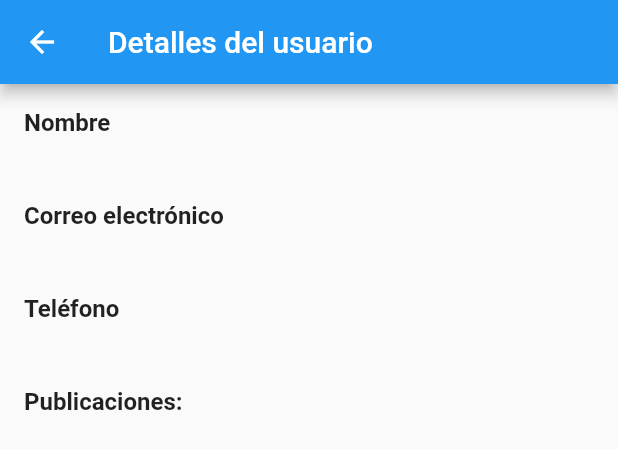
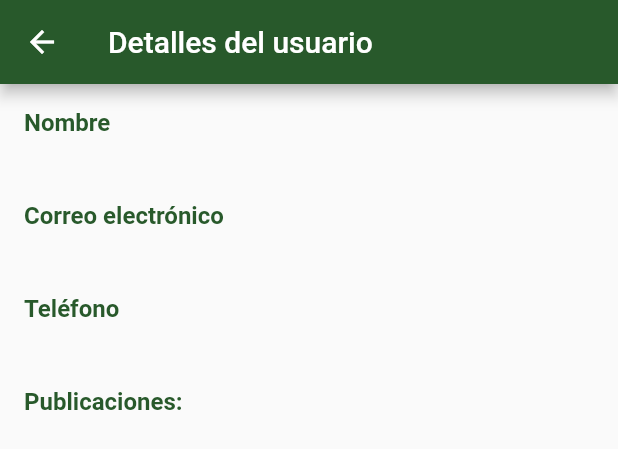
Before and after one commit to CalabazaArdiente/ceiba, a Flutter app: the UserCard widget shown alone on an empty page, opened directly with empty values, after a tap on "VER PUBLICACIONES", on a phone screen of 412 x 824 dp. Shown: the top 449 px of the screen. Run offline on Flutter 3.47's test engine with Material 2 defaults, Android fonts, the phone set to English and light mode, and no system bars; our stand-ins replace get; accounts and stored records are empty; network calls fail.

Commit message:
Feat: adjusting design

```diff
--- /dev/null
+++ b/ceiba_app/lib/tools/design_system.dart
@@ -0,0 +1,19 @@
+import 'package:flutter/material.dart';
+
+//Colors
+
+const Color primaryColor = Color.fromARGB(255, 40, 89, 43);
+const Color primaryColorLight = Color.fromARGB(255, 120, 166, 123);
+const Color primaryColorDark = Color.fromARGB(255, 34, 64, 47);
+
+//TextStyles
+const double mainTextSize = 18;
+const double secondaryTextSize = 16;
+const double tertiaryTextSize = 14;
+
+//Spacings
+
+const double mainHorizontalPadding = 16;
+const double mainVerticalPadding = 16;
+const double secondaryHorizontalPadding = 8;
+const double secondaryVerticalPadding = 8;
--- a/ceiba_app/lib/views/home_view.dart
+++ b/ceiba_app/lib/views/home_view.dart
@@ -1,5 +1,6 @@
 import 'dart:developer';
 
+import 'package:ceiba_app/tools/design_system.dart';
 import 'package:ceiba_app/widgets/widgets.dart';
 import 'package:flutter/material.dart';
 import '../services/user_service.dart';
@@ -86,7 +87,7 @@ class _HomeViewState extends State<HomeView> {
         body: Column(
           children: [
             Padding(
-              padding: const EdgeInsets.all(16.0),
+              padding: const EdgeInsets.all(mainHorizontalPadding),
               child: TextField(
                 controller: _searchController,
                 decoration: const InputDecoration(
@@ -103,7 +104,8 @@ class _HomeViewState extends State<HomeView> {
                   : _filteredUsers.isEmpty
                       ? const Center(child: Text('List is empty'))
                       : Padding(
-                          padding: const EdgeInsets.all(8.0),
+                          padding:
+                              const EdgeInsets.all(secondaryHorizontalPadding),
                           child: ListView.builder(
                             itemCount: _filteredUsers.length,
                             itemBuilder: (context, index) {
--- a/ceiba_app/lib/views/user_details_view.dart
+++ b/ceiba_app/lib/views/user_details_view.dart
@@ -1,5 +1,6 @@
 import 'dart:developer';
 
+import 'package:ceiba_app/tools/design_system.dart';
 import 'package:ceiba_app/widgets/widgets.dart';
 import 'package:flutter/material.dart';
 import '../services/user_service.dart';
@@ -52,24 +53,28 @@ class _UserDetailsState extends State<UserDetailsView> {
 
   @override
   Widget build(BuildContext context) {
-    return Scaffold(
+    return SafeArea(
+      child: Scaffold(
         appBar: AppBar(
           title: const Text('Detalles del usuario'),
         ),
         body: _isLoading
             ? const Center(child: CircularProgressIndicator())
             : Padding(
-              padding: const EdgeInsets.all(16.0),
+                padding: const EdgeInsets.symmetric(
+                    horizontal: mainHorizontalPadding,
+                    vertical: mainVerticalPadding),
                 child: Column(
                   crossAxisAlignment: CrossAxisAlignment.start,
                   children: [
                     _MainText(tittle: 'Nombre', description: _user?.name),
-                  const SizedBox(height: 16),
+                    const SizedBox(height: mainVerticalPadding),
                     _MainText(
-                      tittle: 'Correo electrónico', description: _user?.email),
-                  const SizedBox(height: 16),
+                        tittle: 'Correo electrónico',
+                        description: _user?.email),
+                    const SizedBox(height: mainVerticalPadding),
                     _MainText(tittle: 'Teléfono', description: _user?.phone),
-                  const SizedBox(height: 16),
+                    const SizedBox(height: mainVerticalPadding),
                     const _MainText(tittle: 'Publicaciones:'),
                     Expanded(
                       child: ListView.builder(
@@ -81,6 +86,7 @@ class _UserDetailsState extends State<UserDetailsView> {
                       ),
                     ),
                   ],
+                ),
               ),
       ),
     );
@@ -105,14 +111,14 @@ class _MainText extends StatelessWidget {
         Text(
           tittle,
           style: const TextStyle(
-            fontSize: 16,
+              fontSize: secondaryTextSize,
               fontWeight: FontWeight.bold,
+              color: primaryColor),
         ),
-        ),
-        const SizedBox(height: 8),
+        const SizedBox(height: secondaryVerticalPadding),
         Text(
           description ?? '',
-          style: const TextStyle(fontSize: 16),
+          style: const TextStyle(fontSize: secondaryTextSize),
         ),
       ],
     );
--- a/ceiba_app/lib/widgets/user_card.dart
+++ b/ceiba_app/lib/widgets/user_card.dart
@@ -1,4 +1,5 @@
 import 'package:ceiba_app/models/user.dart';
+import 'package:ceiba_app/tools/design_system.dart';
 import 'package:flutter/material.dart';
 import 'package:get/get.dart';
 
@@ -13,41 +14,50 @@ class UserCard extends StatelessWidget {
   @override
   Widget build(BuildContext context) {
     return Card(
-      margin: const EdgeInsets.all(8),
+      margin: const EdgeInsets.all(secondaryHorizontalPadding),
       child: Padding(
-        padding: const EdgeInsets.all(16.0),
+        padding: const EdgeInsets.all(mainHorizontalPadding),
         child: Column(
           crossAxisAlignment: CrossAxisAlignment.start,
           children: [
             Text(
               user.name,
               style: const TextStyle(
-                fontSize: 18,
-                fontWeight: FontWeight.bold,
-              ),
+                  fontSize: mainTextSize,
+                  fontWeight: FontWeight.bold,
+                  color: primaryColor),
             ),
-            const SizedBox(height: 8),
+            const SizedBox(height: secondaryVerticalPadding),
             Row(
               children: [
-                const Icon(Icons.phone),
-                const SizedBox(width: 8),
+                const Icon(
+                  Icons.phone,
+                  color: primaryColor,
+                ),
+                const SizedBox(width: secondaryHorizontalPadding),
                 Text(user.phone),
               ],
             ),
-            const SizedBox(height: 8),
+            const SizedBox(height: secondaryVerticalPadding),
             Row(
               children: [
-                const Icon(Icons.email),
-                const SizedBox(width: 8),
+                const Icon(
+                  Icons.email,
+                  color: primaryColor,
+                ),
+                const SizedBox(width: secondaryHorizontalPadding),
                 Text(user.email),
               ],
             ),
-            const SizedBox(height: 8),
+            const SizedBox(height: secondaryVerticalPadding),
             Align(
               alignment: Alignment.bottomRight,
               child: TextButton(
                 onPressed: () => Get.toNamed('/details', arguments: user.id),
-                child: const Text('VER PUBLICACIONES'),
+                child: const Text(
+                  'VER PUBLICACIONES',
+                  style: TextStyle(fontWeight: FontWeight.w600),
+                ),
               ),
             ),
           ],
```
Also changed, not shown: ceiba_app/lib/main.dart (+20 -20 lines), ceiba_app/lib/widgets/post_card.dart (+20 -9 lines). Lines whose indentation alone changed are shown as unchanged.
